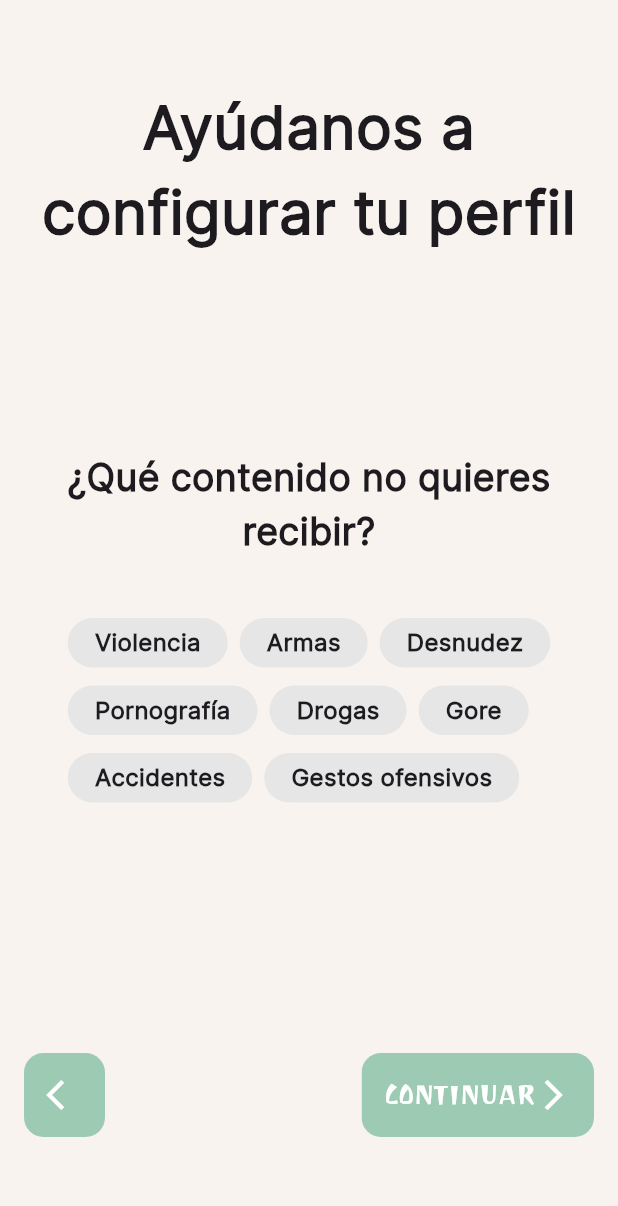
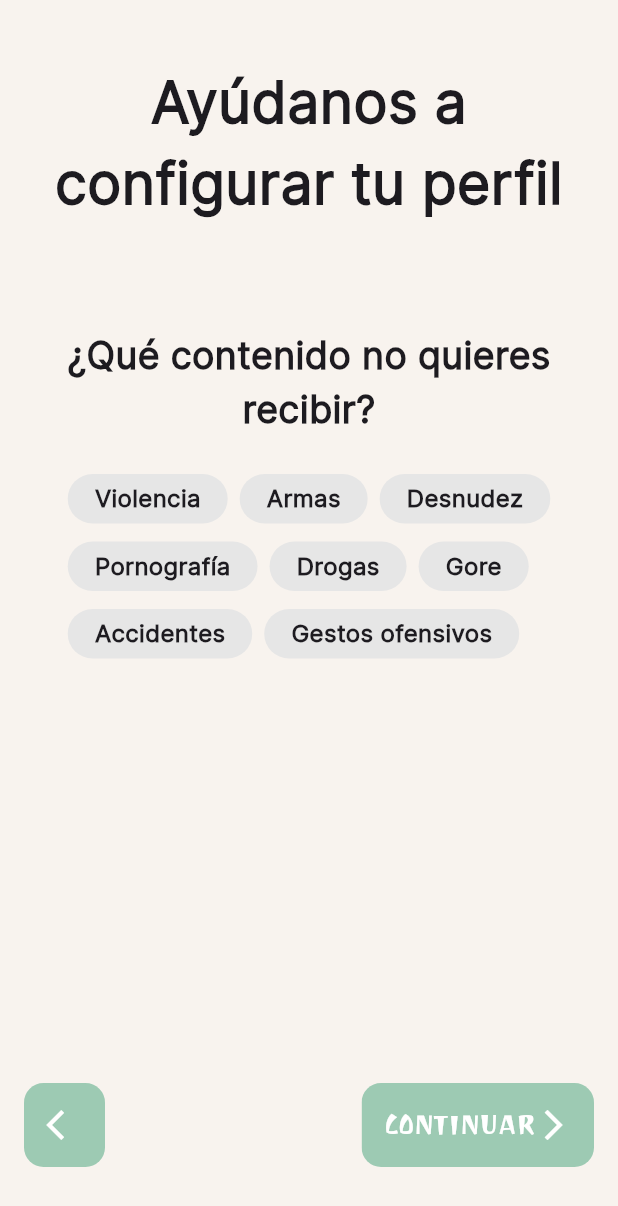
Before and after one commit to Vane737/picspeak_movil, a Flutter app: the NationalityScreen screen opened directly, after a tap on "CONTINUAR", on a phone screen of 412 x 824 dp. Shown: the top 1206 px of the screen. Run offline on Flutter 3.47's test engine with Material 2 defaults, Android fonts, the phone set to English and light mode, and no system bars.

Commit message:
hotfix-footer_overflow_configuration-002

```diff
--- a/lib/config/theme/app_colors.dart
+++ b/lib/config/theme/app_colors.dart
@@ -8,9 +8,10 @@ class AppColors {
   static const Color color3 = Color(0xffE25132);
   static const Color color4 = Color(0xffF6F3F0);
   static const Color color5 = Color(0xff373A39);
-  static const Color color6 = Color(0xff0B799E);
+  static const Color colorBlue = Color(0xff0B799E);
+  static const Color colorBluelight = Color(0xff69ADC3);
   static const Color bgYellow = Color(0xffffcd29);
-  static const Color color8 = Color(0xffF28FAB);
+  static const Color colorPicklight = Color(0xffF28FAB);
   static const Color bgGray = Color(0xFFE6E6E6);
   // Agrega más colores según tus necesidades
 }
--- a/lib/config/theme/app_fonts.dart
+++ b/lib/config/theme/app_fonts.dart
@@ -6,7 +6,7 @@ class AppFonts {
   static const TextStyle heading1Style = TextStyle(
     fontFamily: primaryFontFamily,
     fontWeight: FontWeight.bold,
-    fontSize: 40,
+    fontSize: 38,
   );
   static const TextStyle heading2Style = TextStyle(
     fontFamily: primaryFontFamily,
--- a/lib/presentation/screens/customer_content_screen.dart
+++ b/lib/presentation/screens/customer_content_screen.dart
@@ -64,7 +64,7 @@ class _MainContentState extends State<MainContent> {
   Widget build(BuildContext context) {
     return  Column(
           children: [
-              const SizedBox(height: 50),
+              const SizedBox(height: 20),
               const CustomTitle(headingText: '¿Qué contenido no quieres recibir?', styles: AppFonts.heading2Style),
 
               MultiSelectTags(
@@ -90,7 +90,7 @@ class FooterContent extends StatelessWidget {
   @override
   Widget build(BuildContext context) {
     return Padding(
-      padding: const EdgeInsets.only(bottom: 50),
+      padding: const EdgeInsets.only(bottom: 30),
       child: Row(
                 mainAxisAlignment: MainAxisAlignment.spaceBetween,
                 children: [
--- a/lib/presentation/screens/interest_selection_screen.dart
+++ b/lib/presentation/screens/interest_selection_screen.dart
@@ -62,7 +62,7 @@ class _MainContentState extends State<MainContent> {
   Widget build(BuildContext context) {
     return  Column(
           children: [
-              const SizedBox(height: 80),
+              const SizedBox(height: 20),
               const CustomTitle(headingText: '¿Qué tipo de intereses tienes?', styles: AppFonts.heading2Style),
 
               MultiSelectTags(
@@ -88,7 +88,7 @@ class FooterContent extends StatelessWidget {
   @override
   Widget build(BuildContext context) {
     return Padding(
-      padding: const EdgeInsets.only(bottom: 50),
+      padding: const EdgeInsets.only(bottom: 30),
       child: Row(
                 mainAxisAlignment: MainAxisAlignment.spaceBetween,
                 children: [
--- a/lib/presentation/screens/language_selection_screen.dart
+++ b/lib/presentation/screens/language_selection_screen.dart
@@ -62,7 +62,7 @@ class _MainContentState extends State<MainContent> {
   Widget build(BuildContext context) {
     return  const Column(
           children: [
-              SizedBox(height: 80),
+              SizedBox(height: 50),
               CustomTitle(headingText: 'Elige tus idiomas preferidos', styles: AppFonts.heading2Style),
 
               DropdownTagSelector(),
@@ -79,7 +79,7 @@ class FooterContent extends StatelessWidget {
   @override
   Widget build(BuildContext context) {
     return Padding(
-      padding: const EdgeInsets.only(bottom: 50),
+      padding: const EdgeInsets.only(bottom: 30),
       child: Row(
                 mainAxisAlignment: MainAxisAlignment.center,
                 children: [
--- a/lib/presentation/screens/nationalitity_screen.dart
+++ b/lib/presentation/screens/nationalitity_screen.dart
@@ -29,11 +29,11 @@ class NationalityScreen extends StatelessWidget {
           child: Column(
           children: [
 
-            CustomTitle(headingText: 'Ayúdanos a configurar tu perfil', styles: AppFonts.heading1Style),
+            const CustomTitle(headingText: 'Ayúdanos a configurar tu perfil', styles: AppFonts.heading1Style),
 
-            MainContent(),
+            const MainContent(),
             Expanded(child: Container()),
-            FooterContent()
+            const FooterContent()
 
           ],
         ),
@@ -57,7 +57,7 @@ class MainContent extends StatelessWidget {
   Widget build(BuildContext context) {
     return const Column(
           children: [
-              SizedBox(height: 60),
+              SizedBox(height: 20),
               CustomTitle(headingText: '¿Cuál es tu nacionalidad?', styles: AppFonts.heading2Style),
               DropdownButtonOptions(myObjectList: list,),
               CustomTitle(headingText: 'Selecciona tu lengua materna', styles: AppFonts.heading2Style),
@@ -79,7 +79,7 @@ class FooterContent extends StatelessWidget {
               children: [
 
                 Padding(
-                  padding: const EdgeInsets.only(bottom: 50),
+                  padding: const EdgeInsets.only(bottom: 30),
                   child: CustomButton(
                     alignment: MainAxisAlignment.spaceBetween,
                     text: 'CONTINUAR',
--- a/lib/presentation/widgets/custom_title.dart
+++ b/lib/presentation/widgets/custom_title.dart
@@ -12,7 +12,7 @@ class CustomTitle extends StatelessWidget {
   @override
   Widget build(BuildContext context) {
     return Padding(
-      padding: const EdgeInsets.symmetric(vertical: 40),
+      padding: const EdgeInsets.symmetric(vertical: 25),
       child: Text(headingText, style: styles, textAlign: TextAlign.center),
     );
   }
--- a/lib/presentation/widgets/dropdown_button_options.dart
+++ b/lib/presentation/widgets/dropdown_button_options.dart
@@ -27,14 +27,11 @@ class _DropdownButtonOptionsState extends State<DropdownButtonOptions> {
   @override
   Widget build(BuildContext context) {
     // Accede a la lista de objetos a través de widget.myObjectList
-    // Por ejemplo, puedes usar widget.myObjectList.map() para crear los elementos del DropdownButton.
 
     return DropdownButton<String>(
       hint: const Text("Seleccionar"),
-      isDense: true,
       isExpanded: true,
-      elevation: 16,
-      menuMaxHeight: 30,
+      borderRadius: BorderRadius.circular(5),
       style: AppTextStyles.inputLightTextStyle,
       onChanged: (String? value) {
         setState(() {
@@ -44,6 +41,7 @@ class _DropdownButtonOptionsState extends State<DropdownButtonOptions> {
       value: _dropdownValue,
       items: widget.myObjectList.map<DropdownMenuItem<String>>((String text) {
         return DropdownMenuItem<String>(
+
           value: text,
           child: Text(text),
         );
```
